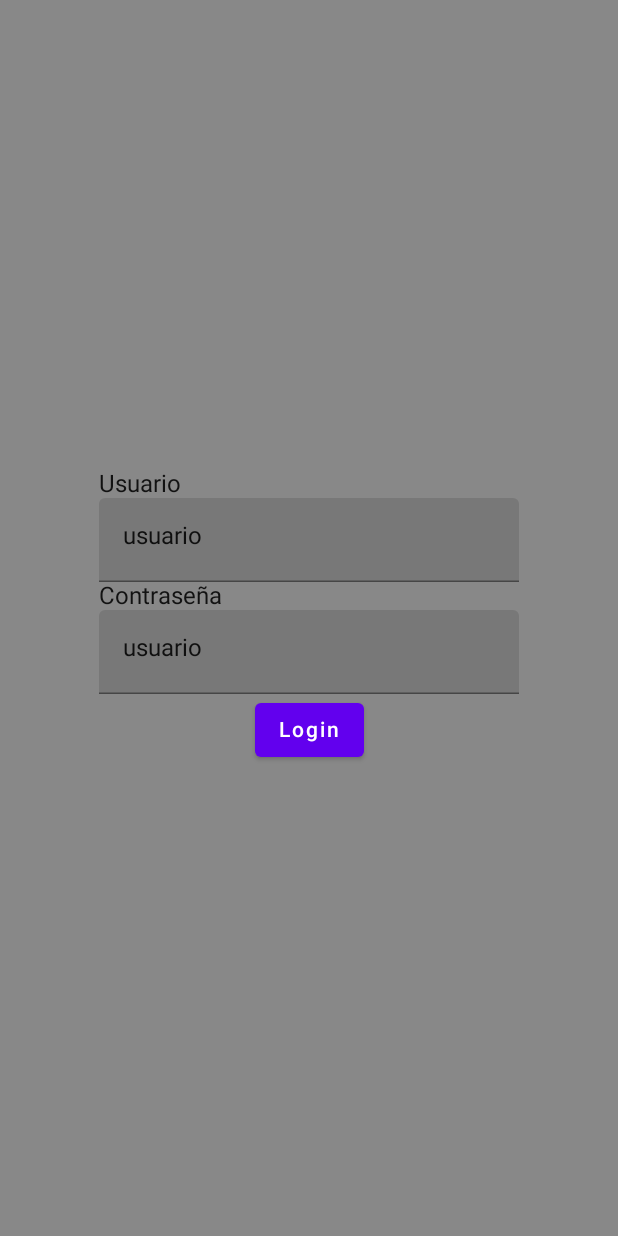
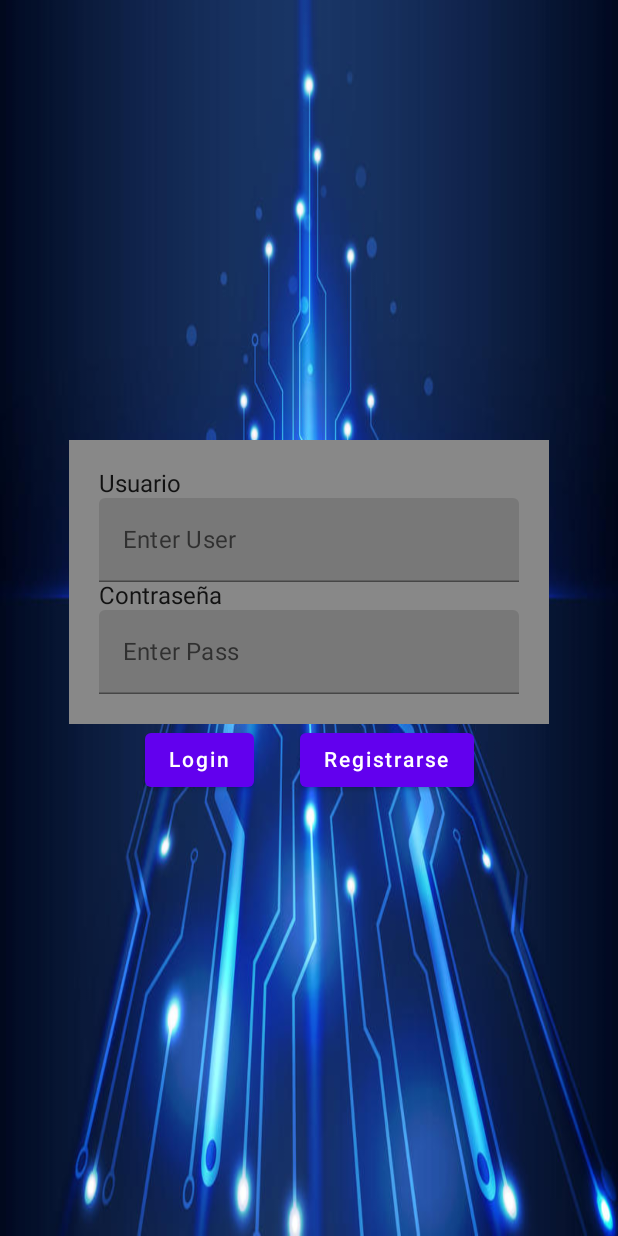
Before and after one commit to maarcoos3/proyectoAndroid, an Android app built with Jetpack Compose: the screen it shows after launch (MainActivity), on a phone screen of 412 x 824 dp. Run offline under Robolectric (Android 15) with nearby library versions, the phone set to English and light mode, and no system bars.

Commit message:
mas bonito pero con stage Xd

```diff
--- a/MyApplication4/app/build.gradle
+++ b/MyApplication4/app/build.gradle
@@ -55,6 +55,7 @@ dependencies {
     implementation "androidx.compose.ui:ui-tooling-preview:$compose_ui_version"
     implementation ("androidx.navigation:navigation-compose:2.5.0-alpha01")
     implementation 'androidx.compose.material:material:1.1.1'
+    implementation 'androidx.constraintlayout:constraintlayout-compose:1.0.1'
     testImplementation 'junit:junit:4.13.2'
     androidTestImplementation 'androidx.test.ext:junit:1.1.4'
     androidTestImplementation 'androidx.test.espresso:espresso-core:3.5.0'
--- a/MyApplication4/app/src/main/java/com/example/myapplication4/navigation/AppNavigation.kt
+++ b/MyApplication4/app/src/main/java/com/example/myapplication4/navigation/AppNavigation.kt
@@ -4,10 +4,7 @@ import androidx.compose.runtime.Composable
 import androidx.navigation.compose.NavHost
 import androidx.navigation.compose.composable
 import androidx.navigation.compose.rememberNavController
-import com.example.myapplication4.screens.FirstScreen
-import com.example.myapplication4.screens.Prueba1
-import com.example.myapplication4.screens.SecondScreen
-import com.example.myapplication4.screens.TeoriaScreen
+import com.example.myapplication4.screens.*
 
 @Composable
 fun AppNavigation(){
@@ -25,6 +22,9 @@ fun AppNavigation(){
         composable(route = AppScreens.Prueba1.route){
             Prueba1(navController)
         }
+        composable(route = AppScreens.Results.route){
+            Results(navController)
+        }
     }
 
 }
--- a/MyApplication4/app/src/main/java/com/example/myapplication4/navigation/AppScreens.kt
+++ b/MyApplication4/app/src/main/java/com/example/myapplication4/navigation/AppScreens.kt
@@ -5,5 +5,6 @@ sealed class AppScreens(val route: String){
     object SecondScreen: AppScreens(route = "second_screen")
     object TeoriaScreen: AppScreens(route = "teoria_screen")
     object Prueba1: AppScreens(route = "Prueba1_screen")
+    object Results: AppScreens(route = "Results_screen")
 
 }
--- a/MyApplication4/app/src/main/java/com/example/myapplication4/screens/SecondScreen.kt
+++ b/MyApplication4/app/src/main/java/com/example/myapplication4/screens/SecondScreen.kt
@@ -50,6 +50,7 @@ fun SecondBodyContent(navController: NavController){
                 ),
                 onClick = {
                     navController.navigate(route = AppScreens.Prueba1.route)
+                    acertasteP1 = 0
                 }, shape = RoundedCornerShape(50)) {
                     Text("Prueba 1")
                 }
--- a/MyApplication4/app/src/main/java/com/example/myapplication4/screens/hola.kt
+++ b/MyApplication4/app/src/main/java/com/example/myapplication4/screens/hola.kt
@@ -1,18 +1,22 @@
 package com.example.myapplication4.screens
 
-import androidx.compose.foundation.Image
 import androidx.compose.foundation.background
-import androidx.compose.foundation.layout.Arrangement
-import androidx.compose.foundation.layout.Column
-import androidx.compose.foundation.layout.fillMaxSize
+import androidx.compose.foundation.layout.*
 import androidx.compose.material.*
 import androidx.compose.runtime.*
 import androidx.compose.runtime.getValue
+import androidx.compose.runtime.saveable.rememberSaveable
 import androidx.compose.runtime.setValue
 import androidx.compose.ui.Alignment
 import androidx.compose.ui.Modifier
+import androidx.compose.ui.draw.paint
 import androidx.compose.ui.graphics.Color
+import androidx.compose.ui.layout.ContentScale
 import androidx.compose.ui.res.painterResource
+import androidx.compose.ui.unit.IntOffset
+import androidx.compose.ui.unit.dp
+import androidx.compose.ui.window.Popup
+import androidx.compose.ui.window.PopupProperties
 import androidx.navigation.NavController
 import com.example.myapplication4.R
 import com.example.myapplication4.navigation.AppScreens
@@ -24,40 +28,82 @@ fun FirstScreen(navController: NavController) {
     }
 }
 
+var usuario: String = ""
+var contrasenia: String = ""
+
 @Composable
 fun BodyContent(navController: NavController){
     //val imagen = painterResource(R.drawable.quizz)
 
-    var imagenLoguin = painterResource(R.drawable.quizzz)
+    var fondo = painterResource(R.drawable.fondo1)
 
-    var user by remember { mutableStateOf("usuario") }
-    var pass by remember { mutableStateOf("usuario") }
-
+    var senialar = false
+    var user by remember { mutableStateOf("") }
+    var pass by rememberSaveable { mutableStateOf("") }
 
     Column(
         modifier = Modifier
             .fillMaxSize()
-            .background(Color.Gray),
+            .background(Color.Gray)
+            .paint(
+                painter = painterResource(id = R.drawable.fondo1),
+                contentScale = ContentScale.FillBounds
+            ),
         verticalArrangement = Arrangement.Center,
         horizontalAlignment = Alignment.CenterHorizontally
     ) {
 
-       Column( modifier = Modifier) {
+       Column( modifier = Modifier
+           .background(Color.Gray)
+           .padding(20.dp)) {
            Text("Usuario")
-           TextField(value = user, onValueChange = { user = it } )
+           TextField(value = user, onValueChange = { user = it },  placeholder = { Text("Enter User") } )
 
            Text("Contraseña")
-           TextField(value = pass, onValueChange = { pass = it} )
+           TextField(value = pass, onValueChange = { pass = it},  placeholder = { Text("Enter Pass") })
+
+
+
        }
-        Button(
-            onClick = {
-                if(user == pass){
-                    navController.navigate(route = AppScreens.SecondScreen.route)
+        Row() {
+            Button(
+                onClick = {
+                    if(user == usuario && pass == contrasenia){
+                        navController.navigate(route = AppScreens.SecondScreen.route)
+                    }else {
+                        senialar = true
+                    }
                 }
+            ) {
+                Text("Login")
             }
-        ) {
-                Text("Login")
+            Spacer(modifier = Modifier.padding(15.dp))
+            Button(
+                onClick = {
+                        navController.navigate(route = AppScreens.SecondScreen.route)
+                }
+            ) {
+                Text("Registrarse")
+            }
+
         }
+
+
+        Column() {
+            if (!senialar){
+
+            }else{
+                popup()
+            }        }
         //Image(painter = imagenLoguin, contentDescription = "sadas")
     }
 }
+@Composable
+fun popup(){
+    Popup(
+        properties = PopupProperties(),
+        alignment = Alignment.Center
+    ){
+        Text(text = "jsandkjasd")
+    }
+}
```
Also changed, not shown: MyApplication4/app/src/main/java/com/example/myapplication4/screens/Prueba1.kt (+19 -10 lines), MyApplication4/app/src/main/java/com/example/myapplication4/screens/Results.kt (+74 -0 lines), MyApplication4/app/src/main/res/drawable-mdpi/aprobado.webp (deleted).
